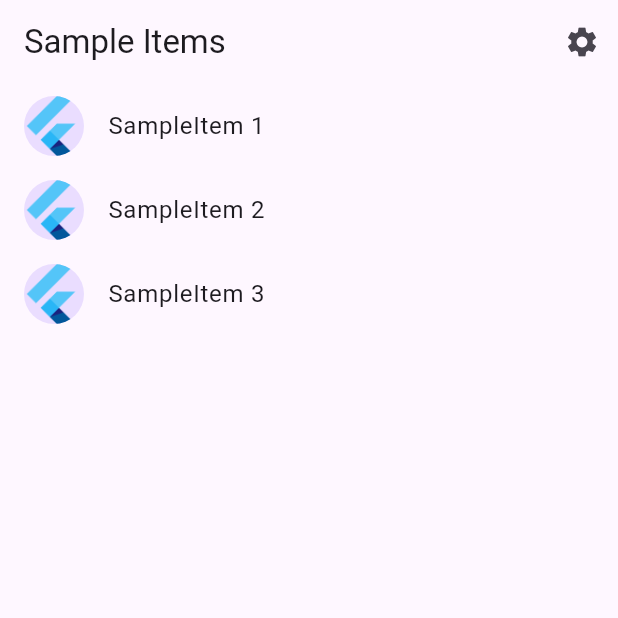
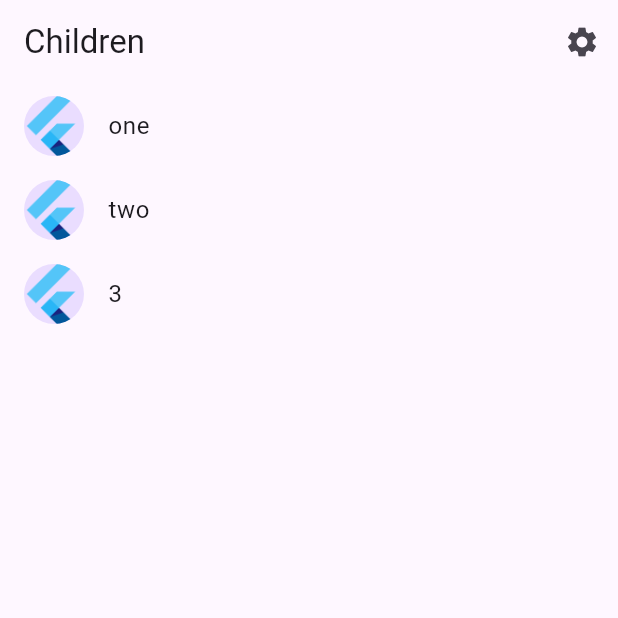
Before and after one commit to migruiz/food-diary, a Flutter app: the screen it shows after launch, on a phone screen of 412 x 824 dp, the top half of it. Run offline on Flutter 3.47's test engine with Material 3 defaults, Android fonts, the phone set to English and light mode, and no system bars; our stand-ins replace firebase_core; accounts and stored records are empty.

Commit message:
removing not needed classes

```diff
--- a/l10n.yaml
+++ /dev/null
@@ -1,3 +0,0 @@
-arb-dir: lib/src/localization
-template-arb-file: app_en.arb
-output-localization-file: app_localizations.dart
--- a/lib/src/app.dart
+++ b/lib/src/app.dart
@@ -1,85 +1,24 @@
 import 'package:flutter/material.dart';
-import 'package:flutter_gen/gen_l10n/app_localizations.dart';
-import 'package:flutter_localizations/flutter_localizations.dart';
-
-import 'sample_feature/sample_item_details_view.dart';
-import 'sample_feature/sample_item_list_view.dart';
-import 'settings/settings_controller.dart';
-import 'settings/settings_view.dart';
+import 'package:food_diary/src/children/ChildrenListWidget.dart';
 
 /// The Widget that configures your application.
 class MyApp extends StatelessWidget {
   const MyApp({
-    super.key,
-    required this.settingsController,
+    super.key
   });
 
-  final SettingsController settingsController;
 
   @override
   Widget build(BuildContext context) {
-    // Glue the SettingsController to the MaterialApp.
-    //
-    // The ListenableBuilder Widget listens to the SettingsController for changes.
-    // Whenever the user updates their settings, the MaterialApp is rebuilt.
-    return ListenableBuilder(
-      listenable: settingsController,
-      builder: (BuildContext context, Widget? child) {
+
         return MaterialApp(
-          // Providing a restorationScopeId allows the Navigator built by the
-          // MaterialApp to restore the navigation stack when a user leaves and
-          // returns to the app after it has been killed while running in the
-          // background.
           restorationScopeId: 'app',
-
-          // Provide the generated AppLocalizations to the MaterialApp. This
-          // allows descendant Widgets to display the correct translations
-          // depending on the user's locale.
-          localizationsDelegates: const [
-            AppLocalizations.delegate,
-            GlobalMaterialLocalizations.delegate,
-            GlobalWidgetsLocalizations.delegate,
-            GlobalCupertinoLocalizations.delegate,
-          ],
-          supportedLocales: const [
-            Locale('en', ''), // English, no country code
-          ],
-
-          // Use AppLocalizations to configure the correct application title
-          // depending on the user's locale.
-          //
-          // The appTitle is defined in .arb files found in the localization
-          // directory.
-          onGenerateTitle: (BuildContext context) =>
-              AppLocalizations.of(context)!.appTitle,
-
-          // Define a light and dark color theme. Then, read the user's
-          // preferred ThemeMode (light, dark, or system default) from the
-          // SettingsController to display the correct theme.
           theme: ThemeData(),
           darkTheme: ThemeData.dark(),
-          themeMode: settingsController.themeMode,
+          home: const ChildrenListWidget(),
 
-          // Define a function to handle named routes in order to support
-          // Flutter web url navigation and deep linking.
-          onGenerateRoute: (RouteSettings routeSettings) {
-            return MaterialPageRoute<void>(
-              settings: routeSettings,
-              builder: (BuildContext context) {
-                switch (routeSettings.name) {
-                  case SettingsView.routeName:
-                    return SettingsView(controller: settingsController);
-                  case SampleItemDetailsView.routeName:
-                    return const SampleItemDetailsView();
-                  case SampleItemListView.routeName:
-                  default:
-                    return const SampleItemListView();
-                }
-              },
-            );
-          },
+
         );
-      },
-    );
+
   }
 }
--- a/lib/src/sample_feature/sample_item_list_view.dart
+++ b/lib/src/children/ChildrenListWidget.dart
@@ -1,33 +1,22 @@
 import 'package:flutter/material.dart';
+/// Displays a list of SampleItems.
+class ChildrenListWidget extends StatelessWidget {
 
-import '../settings/settings_view.dart';
-import 'sample_item.dart';
-import 'sample_item_details_view.dart';
 
-/// Displays a list of SampleItems.
-class SampleItemListView extends StatelessWidget {
-  const SampleItemListView({
-    super.key,
-    this.items = const [SampleItem(1), SampleItem(2), SampleItem(3)],
-  });
 
-  static const routeName = '/';
+  static const List<String> items = ["one","two","3"];
 
-  final List<SampleItem> items;
+  const ChildrenListWidget({super.key});
 
   @override
   Widget build(BuildContext context) {
     return Scaffold(
       appBar: AppBar(
-        title: const Text('Sample Items'),
+        title: const Text('Children'),
         actions: [
           IconButton(
             icon: const Icon(Icons.settings),
             onPressed: () {
-              // Navigate to the settings page. If the user leaves and returns
-              // to the app after it has been killed while running in the
-              // background, the navigation stack is restored.
-              Navigator.restorablePushNamed(context, SettingsView.routeName);
             },
           ),
         ],
@@ -49,19 +38,12 @@ class SampleItemListView extends StatelessWidget {
           final item = items[index];
 
           return ListTile(
-            title: Text('SampleItem ${item.id}'),
+            title: Text('$item'),
             leading: const CircleAvatar(
               // Display the Flutter Logo image asset.
               foregroundImage: AssetImage('assets/images/flutter_logo.png'),
             ),
             onTap: () {
-              // Navigate to the details page. If the user leaves and returns to
-              // the app after it has been killed while running in the
-              // background, the navigation stack is restored.
-              Navigator.restorablePushNamed(
-                context,
-                SampleItemDetailsView.routeName,
-              );
             }
           );
         },
--- a/lib/src/localization/app_en.arb
+++ /dev/null
@@ -1,6 +0,0 @@
-{
-  "appTitle": "food_diary",
-  "@appTitle": {
-    "description": "The title of the application"
-  }
-}
--- a/lib/src/sample_feature/sample_item.dart
+++ /dev/null
@@ -1,6 +0,0 @@
-/// A placeholder class that represents an entity or model.
-class SampleItem {
-  const SampleItem(this.id);
-
-  final int id;
-}
--- a/lib/src/settings/settings_controller.dart
+++ /dev/null
@@ -1,61 +0,0 @@
-import 'package:cloud_firestore/cloud_firestore.dart';
-import 'package:flutter/material.dart';
-
-import 'settings_service.dart';
-
-/// A class that many Widgets can interact with to read user settings, update
-/// user settings, or listen to user settings changes.
-///
-/// Controllers glue Data Services to Flutter Widgets. The SettingsController
-/// uses the SettingsService to store and retrieve user settings.
-class SettingsController with ChangeNotifier {
-  SettingsController(this._settingsService);
-
-  // Make SettingsService a private variable so it is not used directly.
-  final SettingsService _settingsService;
-
-  // Make ThemeMode a private variable so it is not updated directly without
-  // also persisting the changes with the SettingsService.
-  late ThemeMode _themeMode;
-  late List<QueryDocumentSnapshot> _data;
-
-  // Allow Widgets to read the user's preferred ThemeMode.
-  ThemeMode get themeMode => _themeMode;
-
-  List<QueryDocumentSnapshot> get data => _data;
-
-  /// Load the user's settings from the SettingsService. It may load from a
-  /// local database or the internet. The controller only knows it can load the
-  /// settings from the service.
-  Future<void> loadSettings() async {
-    _themeMode = await _settingsService.themeMode();
-
-
-    final db = FirebaseFirestore.instance;
-  final families = await db.collection("families").get();
-  _data = families.docs;
-
-
-
-    // Important! Inform listeners a change has occurred.
-    notifyListeners();
-  }
-
-  /// Update and persist the ThemeMode based on the user's selection.
-  Future<void> updateThemeMode(ThemeMode? newThemeMode) async {
-    if (newThemeMode == null) return;
-
-    // Do not perform any work if new and old ThemeMode are identical
-    if (newThemeMode == _themeMode) return;
-
-    // Otherwise, store the new ThemeMode in memory
-    _themeMode = newThemeMode;
-
-    // Important! Inform listeners a change has occurred.
-    notifyListeners();
-
-    // Persist the changes to a local database or the internet using the
-    // SettingService.
-    await _settingsService.updateThemeMode(newThemeMode);
-  }
-}
--- a/lib/src/settings/settings_service.dart
+++ /dev/null
@@ -1,17 +0,0 @@
-import 'package:flutter/material.dart';
-
-/// A service that stores and retrieves user settings.
-///
-/// By default, this class does not persist user settings. If you'd like to
-/// persist the user settings locally, use the shared_preferences package. If
-/// you'd like to store settings on a web server, use the http package.
-class SettingsService {
-  /// Loads the User's preferred ThemeMode from local or remote storage.
-  Future<ThemeMode> themeMode() async => ThemeMode.system;
-
-  /// Persists the user's preferred ThemeMode to local or remote storage.
-  Future<void> updateThemeMode(ThemeMode theme) async {
-    // Use the shared_preferences package to persist settings locally or the
-    // http package to persist settings over the network.
-  }
-}
--- a/pubspec.yaml
+++ b/pubspec.yaml
@@ -14,8 +14,7 @@ dependencies:
   firebase_core: ^2.24.2
   flutter:
     sdk: flutter
-  flutter_localizations:
-    sdk: flutter
+  flutter_bloc: ^8.1.3
 
 dev_dependencies:
   flutter_test:
```
Also changed, not shown: lib/main.dart (+1 -16 lines), lib/src/sample_feature/sample_item_details_view.dart (deleted, +0 -20 lines), lib/src/settings/settings_view.dart (deleted, +0 -52 lines), pubspec.lock.
